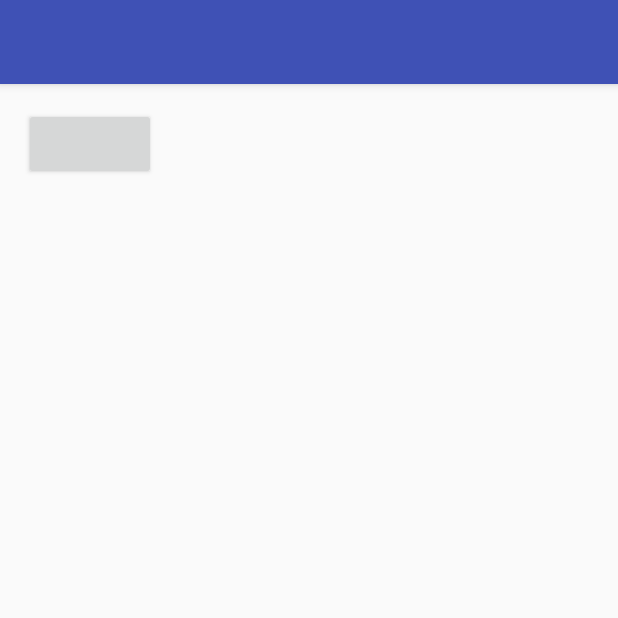
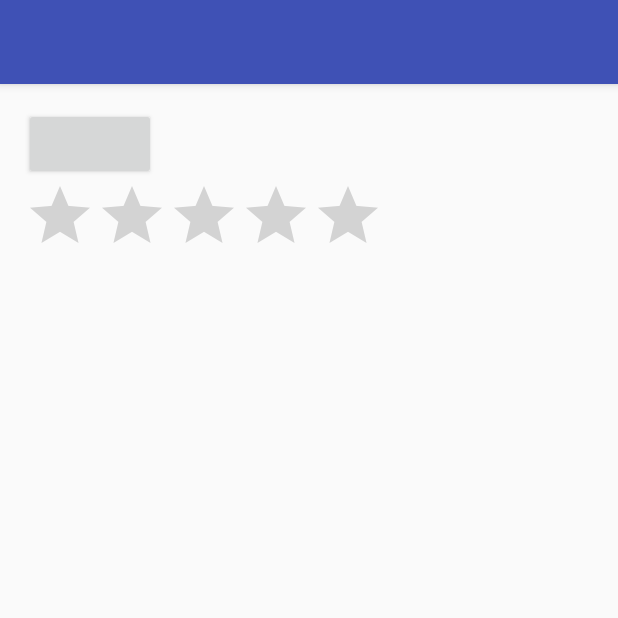
Before and after one commit to engahmedkamal/MoviesNews, an Android app: the DetailsActivityFragment screen opened directly, with no data from a screen before it, on a phone screen of 412 x 824 dp, the top half of it. Run offline under Robolectric (Android 15) with nearby library versions, the phone set to English and light mode, and no system bars; our stand-ins replace Picasso; pictures from the network do not load.

```diff
--- a/app/src/main/java/main/moviesnews/MovieListener.java
+++ /dev/null
@@ -1,10 +0,0 @@
-package main.moviesnews;
-
-import main.models.Movie;
-
-/**
- * Created by ahmed on 23/09/16.
- */
-public interface MovieListener {
-    void setSelectedmovie(Movie movie);
-}
--- a/app/src/main/res/layout/fragment_details.xml
+++ b/app/src/main/res/layout/fragment_details.xml
@@ -1,65 +1,90 @@
 <ScrollView xmlns:android="http://schemas.android.com/apk/res/android"
+    xmlns:tools="http://schemas.android.com/tools"
     android:layout_width="match_parent"
     android:layout_height="match_parent"
-    xmlns:tools="http://schemas.android.com/tools"
     android:fillViewport="true"
     tools:context="main.moviesnews.DetailsActivityFragment"
     tools:showIn="@layout/activity_details">
+
     <LinearLayout
         android:layout_width="match_parent"
         android:layout_height="match_parent"
+        android:orientation="vertical"
         android:paddingBottom="@dimen/activity_vertical_margin"
         android:paddingLeft="@dimen/activity_horizontal_margin"
         android:paddingRight="@dimen/activity_horizontal_margin"
-    android:paddingTop="@dimen/activity_vertical_margin"
-    android:orientation="vertical">
+        android:paddingTop="@dimen/activity_vertical_margin">
+
         <LinearLayout
             android:layout_width="match_parent"
             android:layout_height="match_parent"
             android:orientation="horizontal">
+
             <ImageView
                 android:id="@+id/poster"
                 android:layout_width="wrap_content"
                 android:layout_height="wrap_content" />
+
+            <LinearLayout
+                android:layout_width="match_parent"
+                android:layout_height="match_parent"
+                android:orientation="vertical">
                 <Button
                     android:id="@+id/addToFavourate"
                     android:layout_width="wrap_content"
                     android:layout_height="wrap_content" />
+                <RatingBar
+                    android:id="@+id/ratingBar"
+                    android:layout_width="wrap_content"
+                    android:layout_height="wrap_content"
+                    android:isIndicator="true"
+                    android:max="5"/>
+            </LinearLayout>
+        </LinearLayout>
 
-    </LinearLayout>
         <TextView
             android:id="@+id/movie_title"
             android:layout_width="wrap_content"
             android:layout_height="wrap_content" />
+
+        <TextView
+            android:id="@+id/rleaseDate"
+            android:layout_width="wrap_content"
+            android:layout_height="wrap_content" />
+
         <TextView
             android:id="@+id/desc"
             android:layout_width="wrap_content"
             android:layout_height="wrap_content" />
+
         <TextView
             android:layout_width="wrap_content"
             android:layout_height="wrap_content"
-        android:text="@string/line"/>
+            android:text="@string/line" />
+
         <TextView
             android:id="@+id/trailers"
             android:layout_width="wrap_content"
             android:layout_height="wrap_content"
-        android:text="@string/trailer"/>
+            android:text="@string/trailer" />
+
         <LinearLayout
             android:id="@+id/trailersbuttons"
             android:layout_width="match_parent"
-        android:orientation="vertical"
-        android:layout_height="match_parent">
+            android:layout_height="match_parent"
+            android:orientation="vertical">
 
         </LinearLayout>
+
         <TextView
             android:layout_width="wrap_content"
             android:layout_height="wrap_content"
-        android:text="@string/review"/>
+            android:text="@string/review" />
+
         <LinearLayout
             android:id="@+id/reviews"
             android:layout_width="match_parent"
-        android:orientation="vertical"
-        android:layout_height="match_parent">
-    </LinearLayout>
+            android:layout_height="match_parent"
+            android:orientation="vertical"></LinearLayout>
     </LinearLayout>
 </ScrollView>
--- a/app/src/main/res/menu/menu_main.xml
+++ b/app/src/main/res/menu/menu_main.xml
@@ -7,9 +7,4 @@
         android:orderInCategory="100"
         android:title="@string/action_settings"
         app:showAsAction="never" />
-    <item
-        android:id="@+id/refresh"
-        android:orderInCategory="100"
-        android:title="@string/action_refresh"
-        app:showAsAction="never" />
 </menu>
```
Lines whose indentation alone changed are shown as unchanged.
